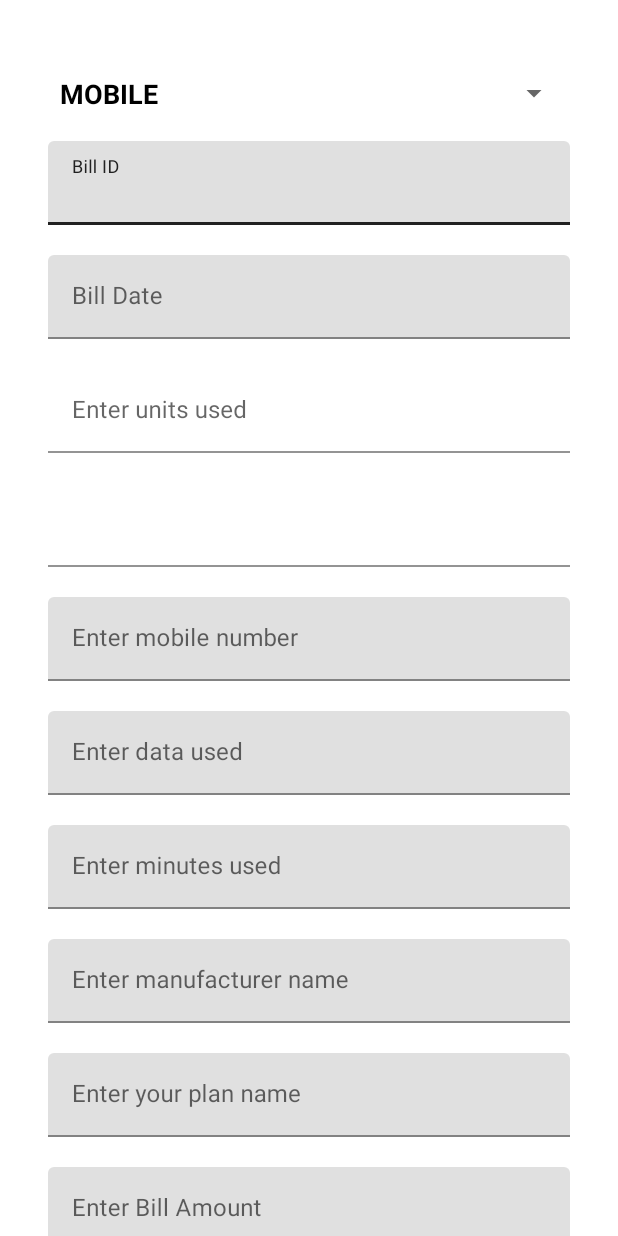
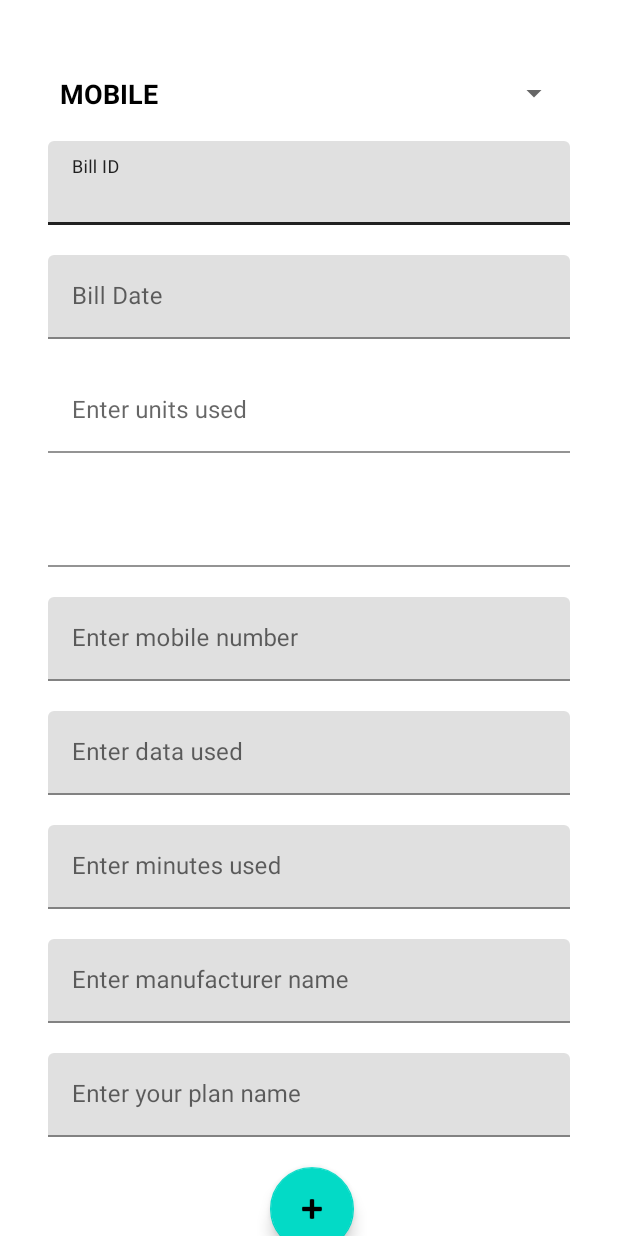
Before and after one commit to GagandeepKaur97/C0768688_W2020_MAD3125_FP, an Android app: the addNewBillActivity screen opened directly, with no data from a screen before it, on a phone screen of 412 x 824 dp. Run offline under Robolectric (Android 15) with nearby library versions, the phone set to English and light mode, and no system bars.

```diff
--- a/app/src/main/res/layout/activity_add_new_bill.xml
+++ b/app/src/main/res/layout/activity_add_new_bill.xml
@@ -161,20 +161,20 @@
                 android:layout_height="wrap_content"
                 android:hint="Enter your plan name" />
         </com.google.android.material.textfield.TextInputLayout>
-        <com.google.android.material.textfield.TextInputLayout
-            android:id="@+id/billAmountTextInputLayout"
-            android:layout_width="match_parent"
-            android:layout_height="wrap_content"
-            android:layout_marginStart="32dp"
-            android:layout_marginTop="20dp"
-            android:layout_marginEnd="32dp">
+<!--        <com.google.android.material.textfield.TextInputLayout-->
+<!--            android:id="@+id/billAmountTextInputLayout"-->
+<!--            android:layout_width="match_parent"-->
+<!--            android:layout_height="wrap_content"-->
+<!--            android:layout_marginStart="32dp"-->
+<!--            android:layout_marginTop="20dp"-->
+<!--            android:layout_marginEnd="32dp">-->
 
-            <com.google.android.material.textfield.TextInputEditText
-                android:id="@+id/billAmountInputEditText"
-                android:layout_width="match_parent"
-                android:layout_height="wrap_content"
-                android:hint="Enter Bill Amount" />
-        </com.google.android.material.textfield.TextInputLayout>
+<!--            <com.google.android.material.textfield.TextInputEditText-->
+<!--                android:id="@+id/billAmountInputEditText"-->
+<!--                android:layout_width="match_parent"-->
+<!--                android:layout_height="wrap_content"-->
+<!--                android:hint="Enter Bill Amount" />-->
+<!--        </com.google.android.material.textfield.TextInputLayout>-->
 
 
 
--- a/app/src/main/res/layout/activity_customer_screen.xml
+++ b/app/src/main/res/layout/activity_customer_screen.xml
@@ -177,8 +177,8 @@
 
                     <androidx.recyclerview.widget.RecyclerView
                         android:id="@+id/rvbills"
-                        android:layout_width="411dp"
-                        android:layout_height="509dp"
+                        android:layout_width="match_parent"
+                        android:layout_height="wrap_content"
                         android:layout_marginStart="1dp"
                         android:layout_marginTop="50dp"
                         android:layout_marginEnd="1dp"
```
Also changed, not shown: app/src/main/java/com/gagan/c0768688_w2020_mad3125_fp/UI/addNewBillActivity.java (+7 -5 lines).
